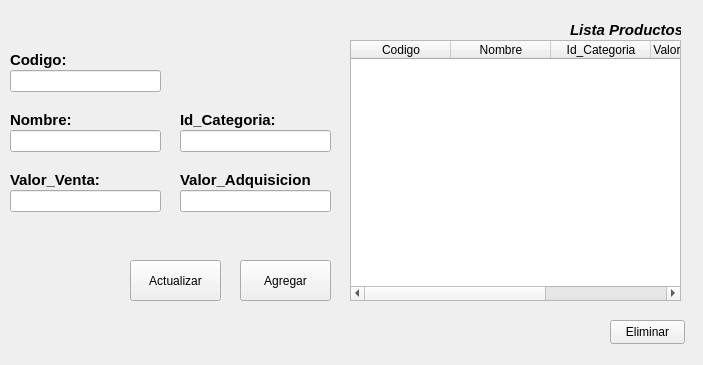
Before: the Qt Designer form GUI/ProductoCRUD.ui in GT09Neil/proyecto_ventas, drawn with Qt 5.
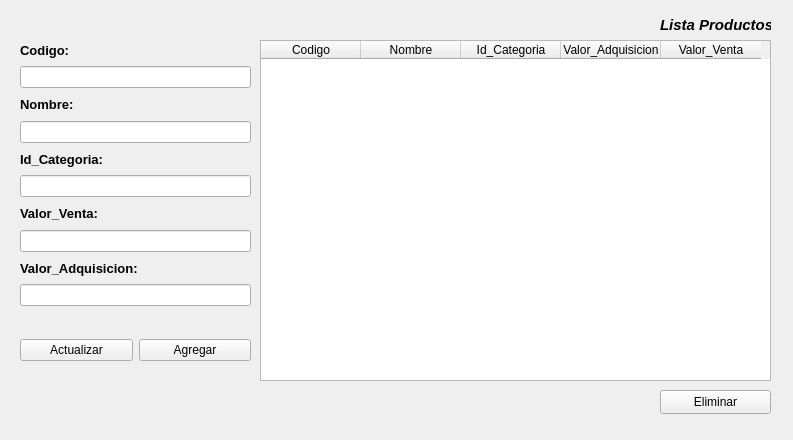
After: the same form once the commit is applied.

Diff of the .ui file:
```diff
--- a/GUI/ProductoCRUD.ui
+++ b/GUI/ProductoCRUD.ui
@@ -6,45 +6,19 @@
    <rect>
     <x>0</x>
     <y>0</y>
-    <width>703</width>
-    <height>365</height>
+    <width>793</width>
+    <height>440</height>
    </rect>
   </property>
   <property name="windowTitle">
    <string>Frame</string>
   </property>
-  <widget class="QPushButton" name="AgregarBTN">
-   <property name="geometry">
-    <rect>
-     <x>240</x>
-     <y>260</y>
-     <width>91</width>
-     <height>41</height>
-    </rect>
-   </property>
-   <property name="text">
-    <string>Agregar</string>
-   </property>
-  </widget>
-  <widget class="QPushButton" name="ActualizarBTN">
-   <property name="geometry">
-    <rect>
-     <x>130</x>
-     <y>260</y>
-     <width>91</width>
-     <height>41</height>
-    </rect>
-   </property>
-   <property name="text">
-    <string>Actualizar</string>
-   </property>
-  </widget>
   <widget class="QPushButton" name="EliminarBTN">
    <property name="geometry">
     <rect>
-     <x>610</x>
-     <y>320</y>
-     <width>75</width>
+     <x>660</x>
+     <y>390</y>
+     <width>111</width>
      <height>24</height>
     </rect>
    </property>
@@ -55,10 +29,10 @@
   <widget class="QTableWidget" name="TableProductos">
    <property name="geometry">
     <rect>
-     <x>350</x>
+     <x>260</x>
      <y>40</y>
-     <width>331</width>
-     <height>261</height>
+     <width>511</width>
+     <height>341</height>
     </rect>
    </property>
    <column>
@@ -90,10 +64,10 @@
   <widget class="QLabel" name="label">
    <property name="geometry">
     <rect>
-     <x>570</x>
-     <y>20</y>
+     <x>660</x>
+     <y>9</y>
      <width>111</width>
-     <height>20</height>
+     <height>31</height>
     </rect>
    </property>
    <property name="font">
@@ -107,18 +81,21 @@
     <string>Lista Productos</string>
    </property>
   </widget>
+  <widget class="QWidget" name="verticalLayoutWidget">
+   <property name="geometry">
+    <rect>
+     <x>20</x>
+     <y>40</y>
+     <width>231</width>
+     <height>266</height>
+    </rect>
+   </property>
+   <layout class="QVBoxLayout" name="DatosProducto">
+    <item>
   <widget class="QLabel" name="label_2">
-   <property name="geometry">
-    <rect>
-     <x>10</x>
-     <y>50</y>
-     <width>81</width>
-     <height>20</height>
-    </rect>
-   </property>
    <property name="font">
     <font>
-     <pointsize>11</pointsize>
+        <pointsize>10</pointsize>
      <bold>true</bold>
     </font>
    </property>
@@ -126,18 +103,15 @@
     <string>Codigo:</string>
    </property>
   </widget>
+    </item>
+    <item>
+     <widget class="QLineEdit" name="CodigoTXT"/>
+    </item>
+    <item>
   <widget class="QLabel" name="label_3">
-   <property name="geometry">
-    <rect>
-     <x>10</x>
-     <y>110</y>
-     <width>81</width>
-     <height>20</height>
-    </rect>
-   </property>
    <property name="font">
     <font>
-     <pointsize>11</pointsize>
+        <pointsize>10</pointsize>
      <bold>true</bold>
     </font>
    </property>
@@ -145,18 +119,15 @@
     <string>Nombre:</string>
    </property>
   </widget>
+    </item>
+    <item>
+     <widget class="QLineEdit" name="NombreTXT"/>
+    </item>
+    <item>
   <widget class="QLabel" name="label_4">
-   <property name="geometry">
-    <rect>
-     <x>180</x>
-     <y>110</y>
-     <width>101</width>
-     <height>20</height>
-    </rect>
-   </property>
    <property name="font">
     <font>
-     <pointsize>11</pointsize>
+        <pointsize>10</pointsize>
      <bold>true</bold>
     </font>
    </property>
@@ -164,37 +135,15 @@
     <string>Id_Categoria:</string>
    </property>
   </widget>
-  <widget class="QLabel" name="label_5">
-   <property name="geometry">
-    <rect>
-     <x>180</x>
-     <y>170</y>
-     <width>131</width>
-     <height>20</height>
-    </rect>
-   </property>
-   <property name="font">
-    <font>
-     <pointsize>11</pointsize>
-     <bold>true</bold>
-    </font>
-   </property>
-   <property name="text">
-    <string>Valor_Adquisicion:</string>
-   </property>
-  </widget>
+    </item>
+    <item>
+     <widget class="QLineEdit" name="CategoriaTXT"/>
+    </item>
+    <item>
   <widget class="QLabel" name="label_6">
-   <property name="geometry">
-    <rect>
-     <x>10</x>
-     <y>170</y>
-     <width>101</width>
-     <height>20</height>
-    </rect>
-   </property>
    <property name="font">
     <font>
-     <pointsize>11</pointsize>
+        <pointsize>10</pointsize>
      <bold>true</bold>
     </font>
    </property>
@@ -202,55 +151,53 @@
     <string>Valor_Venta:</string>
    </property>
   </widget>
-  <widget class="QLineEdit" name="Nombretxt">
-   <property name="geometry">
-    <rect>
-     <x>10</x>
-     <y>130</y>
-     <width>151</width>
-     <height>22</height>
-    </rect>
-   </property>
-  </widget>
-  <widget class="QLineEdit" name="Categoriatxt">
-   <property name="geometry">
-    <rect>
-     <x>180</x>
-     <y>130</y>
-     <width>151</width>
-     <height>22</height>
-    </rect>
-   </property>
-  </widget>
-  <widget class="QLineEdit" name="ValorVentatxt">
-   <property name="geometry">
-    <rect>
-     <x>10</x>
-     <y>190</y>
-     <width>151</width>
-     <height>22</height>
-    </rect>
-   </property>
+    </item>
+    <item>
+     <widget class="QLineEdit" name="ValorVentaTXT"/>
+    </item>
+    <item>
+     <widget class="QLabel" name="label_5">
+      <property name="font">
+       <font>
+        <pointsize>10</pointsize>
+        <bold>true</bold>
+       </font>
+      </property>
+      <property name="text">
+       <string>Valor_Adquisicion:</string>
+      </property>
+     </widget>
+    </item>
+    <item>
+     <widget class="QLineEdit" name="ValorAdquisicionTXT"/>
+    </item>
+   </layout>
   </widget>
-  <widget class="QLineEdit" name="ValorAdquisiciontxt">
+  <widget class="QWidget" name="horizontalLayoutWidget">
    <property name="geometry">
     <rect>
-     <x>180</x>
-     <y>190</y>
-     <width>151</width>
-     <height>22</height>
+     <x>20</x>
+     <y>320</y>
+     <width>231</width>
+     <height>61</height>
     </rect>
    </property>
-  </widget>
-  <widget class="QLineEdit" name="Codigotxt">
-   <property name="geometry">
-    <rect>
-     <x>10</x>
-     <y>70</y>
-     <width>151</width>
-     <height>22</height>
-    </rect>
-   </property>
+   <layout class="QHBoxLayout" name="Botones">
+    <item>
+     <widget class="QPushButton" name="ActualizarBTN">
+      <property name="text">
+       <string>Actualizar</string>
+      </property>
+     </widget>
+    </item>
+    <item>
+     <widget class="QPushButton" name="AgregarBTN">
+      <property name="text">
+       <string>Agregar</string>
+      </property>
+     </widget>
+    </item>
+   </layout>
   </widget>
  </widget>
  <resources/>
```
Left out of the diff: 2 changed lines with no effect on the pictures. Lines whose indentation alone changed are shown as unchanged.
